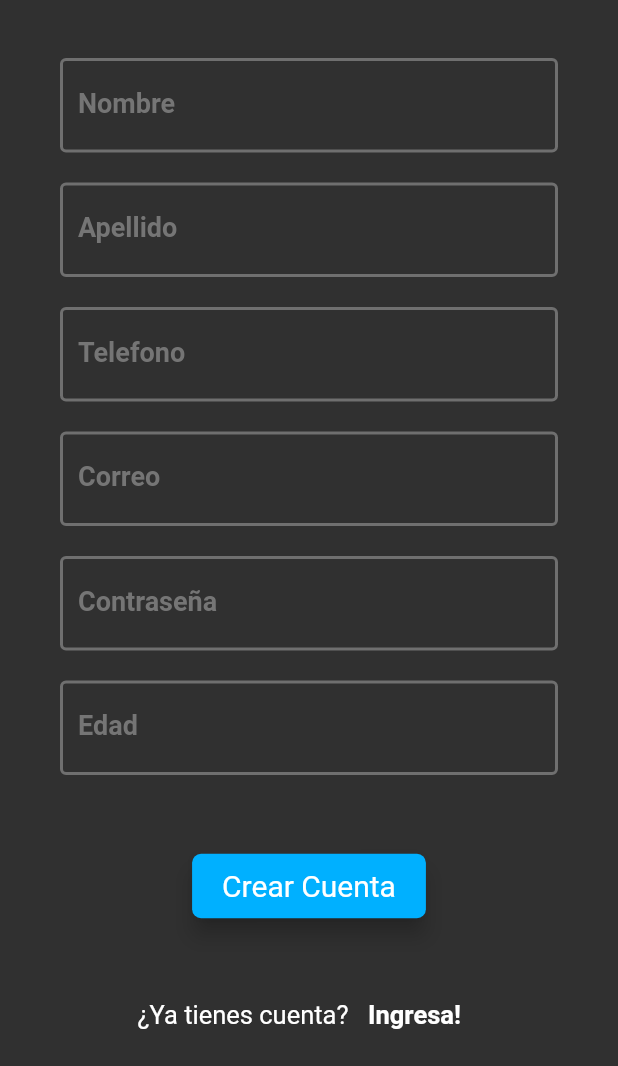
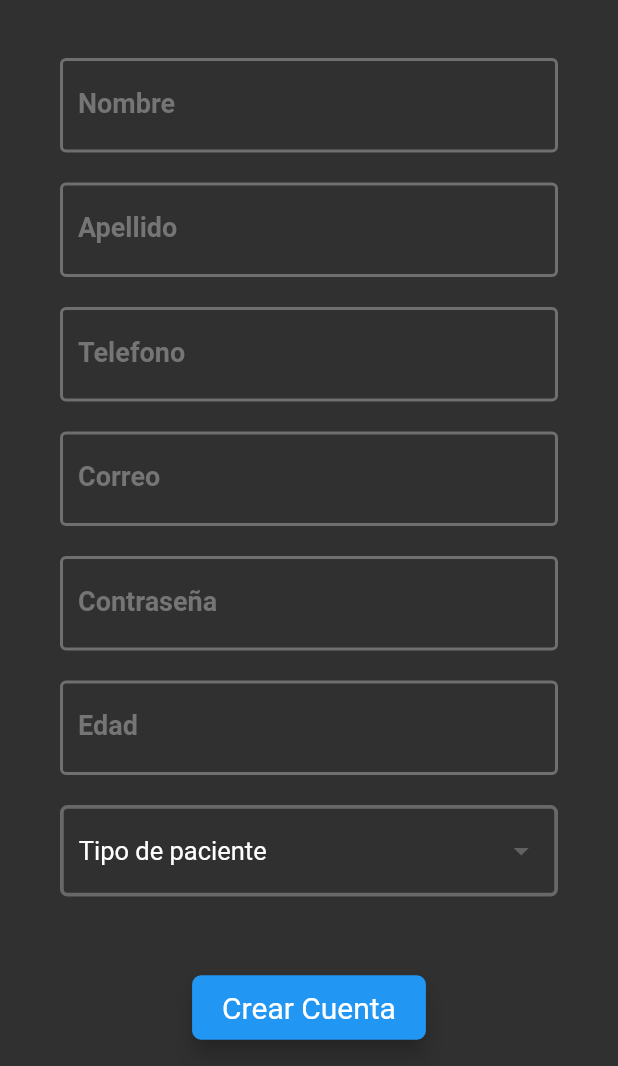
Before and after one commit to criistian14/respikaf, a Flutter app: the screen it shows after launch, after a tap on "Ingresar", after a tap on "Registrate!", on a phone screen of 412 x 824 dp, the part 170-1236 px from its top. Run offline on Flutter 3.47's test engine with Material 2 defaults, Android fonts, the phone set to English and light mode, and no system bars; our stand-ins replace bubble_bottom_bar, modal_progress_hud, percent_indicator, shared_preferences; missing offline and left inert: flutter_pdf_viewer.

Commit message:
Add reader pdf & input select

```diff
--- a/lib/main.dart
+++ b/lib/main.dart
@@ -30,6 +30,13 @@ class _MyAppState extends State<MyApp>
 			primaryColor: Colors.grey[850],
 			accentColor: Colors.lightBlueAccent[400],
 			dialogBackgroundColor: Colors.grey[300],
+			canvasColor: Colors.grey[850],
+
+			buttonTheme: ButtonThemeData(
+				shape: RoundedRectangleBorder(borderRadius: BorderRadius.circular(6)),
+				padding: EdgeInsets.symmetric(horizontal: 20, vertical: 10),
+				buttonColor: Theme.of(context).accentColor
+			),
 
 
 			//fontFamily: 'Roboto',
--- a/lib/screens/login.dart
+++ b/lib/screens/login.dart
@@ -120,11 +120,7 @@ class _LoginState extends State<Login>
 
                         SizedBox(height: 50),
                         RaisedButton(
-                           shape: RoundedRectangleBorder(borderRadius: BorderRadius.circular(6)),
-                           padding: EdgeInsets.symmetric(horizontal: 20, vertical: 10),
                            elevation: 6,
-                           textColor: Colors.white,
-                           color: Theme.of(context).accentColor,
                            onPressed: _validateAndSave,
                            child: Text('Ingresar', style: Theme.of(context).textTheme.display1),
                         ),
--- a/lib/screens/signup.dart
+++ b/lib/screens/signup.dart
@@ -7,6 +7,7 @@ import 'package:respikaf/screens/login.dart';
 
 // Widgets Custom
 import 'package:respikaf/widgets/InputText.dart';
+import 'package:respikaf/widgets/InputSelect.dart';
 
 
 
@@ -21,6 +22,24 @@ class SignUp extends StatefulWidget
 class _SignUpState extends State<SignUp>
 {
 	String name, lastName, email, password, phone, age;
+	List<String> items = [];
+
+
+	@override
+	void initState() {
+		super.initState();
+
+		this.loadData();
+	}
+
+
+	void loadData()
+	{
+		items = [];
+
+		items.add('Asma');
+		items.add('Epoc');
+	}
 
 	void setValue(String value)
 	{
@@ -64,13 +83,12 @@ class _SignUpState extends State<SignUp>
 									SizedBox(height: 20),
 									InputText(label: 'Edad', typeInput: TextInputType.number, setValue: setValue),
 
+									SizedBox(height: 20),
+									InputSelect(items: items, label: 'Tipo de paciente'),
+
 									SizedBox(height: 50),
 									RaisedButton(
-										shape: RoundedRectangleBorder(borderRadius: BorderRadius.circular(6)),
-										padding: EdgeInsets.symmetric(horizontal: 20, vertical: 10),
 										elevation: 6,
-										textColor: Colors.white,
-										color: Theme.of(context).accentColor,
 										onPressed: () { },
 										child: Text('Crear Cuenta', style: Theme.of(context).textTheme.display1),
 									),
--- a/lib/widgets/InputSelect.dart
+++ b/lib/widgets/InputSelect.dart
@@ -52,11 +52,22 @@ class _InputSelectState extends State<InputSelect>
   	@override
 	Widget build(BuildContext context)
 	{
-		return DropdownButton(
-			hint: Text(widget.label, style: Theme.of(context).textTheme.body1),
-			items: listDrop,
-			value: _selected,
-			onChanged: _changeValue,
+		return Container(
+			padding: EdgeInsets.symmetric(horizontal: 10, vertical: 4),
+			width: MediaQuery.of(context).size.width,
+			decoration: BoxDecoration(
+				border: Border.all(color: Theme.of(context).highlightColor, width: 2.5),
+				borderRadius: BorderRadius.all(Radius.circular(5))
+			),
+			child: DropdownButtonHideUnderline(
+				child: DropdownButton(
+					isExpanded: true,
+					hint: Text(widget.label, style: Theme.of(context).textTheme.body1),
+					items: listDrop,
+					value: _selected,
+					onChanged: _changeValue,
+				),
+			)
 		);
 	}
 }
--- a/pubspec.yaml
+++ b/pubspec.yaml
@@ -31,6 +31,7 @@ dependencies:
   bubble_bottom_bar: ^1.2.0
   percent_indicator: "^1.0.15"
   intl: ^0.15.7
+  flutter_pdf_viewer: ^0.0.3
 
 
 dev_dependencies:
@@ -58,6 +59,7 @@ flutter:
   # To add assets to your application, add an assets section, like this:
   assets:
    - images/
+   - files/
   #  - images/a_dot_ham.jpeg
 
   # An image asset can refer to one or more resolution-specific "variants", see
```
Also changed, not shown: lib/screens/guide.dart (+26 -1 lines), pubspec.lock, 1 other file.
